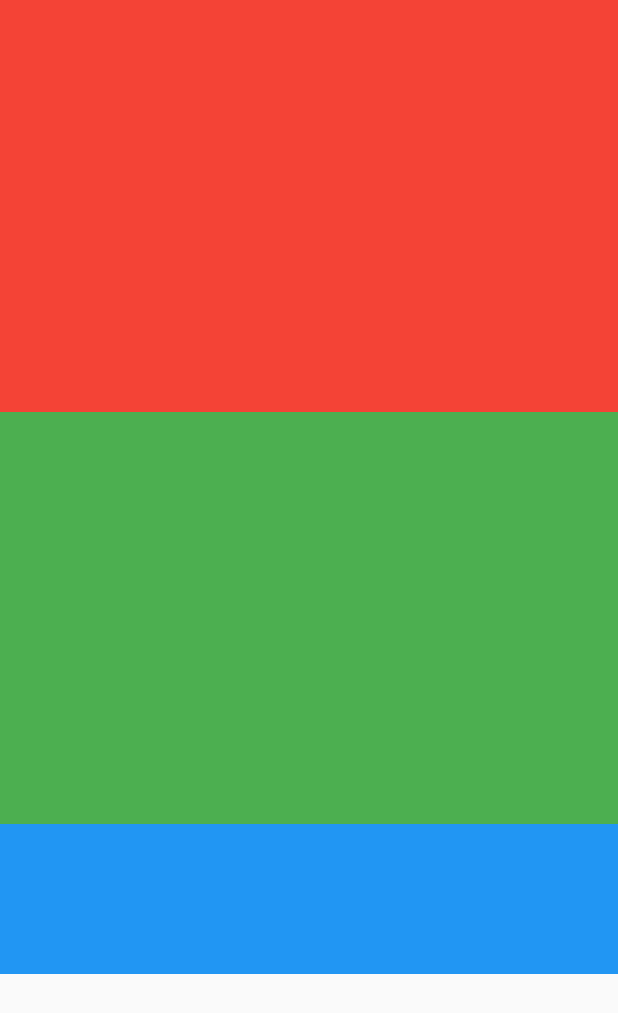
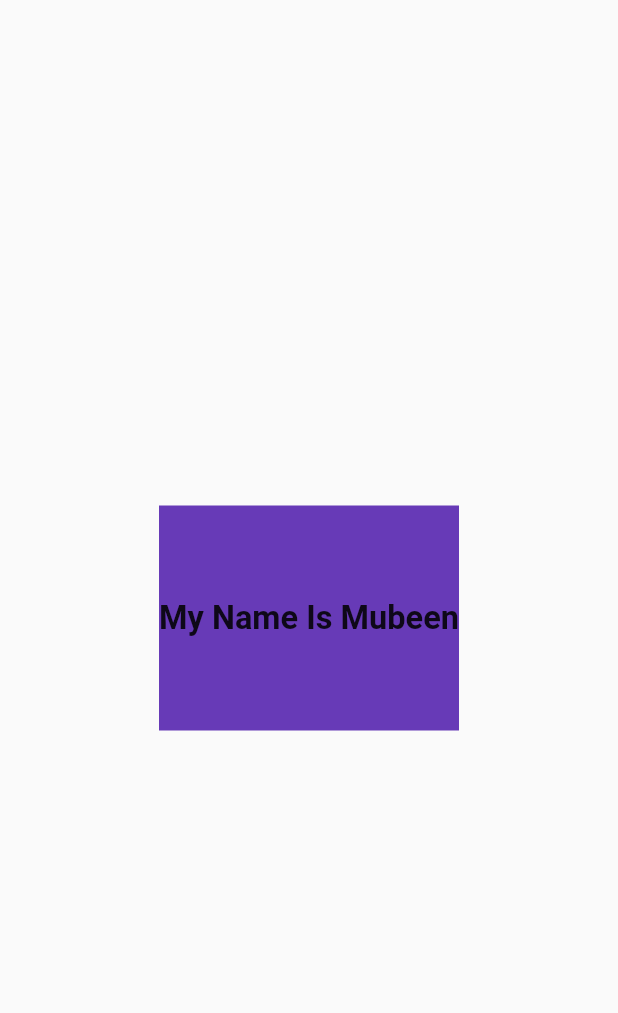
Before and after one commit to mubeendev3/flutter_widget_examples, a Flutter app: the screen it shows after launch, on a phone screen of 412 x 824 dp. Shown: the top 1013 px of the screen. Run offline on Flutter 3.47's test engine with Material 2 defaults, Android fonts, the phone set to English and light mode, and no system bars.

Commit message:
How FittedBox works?

```diff
--- a/lib/app.dart
+++ b/lib/app.dart
@@ -1,6 +1,5 @@
 import 'package:flutter/material.dart';
-
-import 'expanded/expanded.dart';
+import 'fitted_box/fitted_box.dart';
 import 'flexible/flexible.dart';
 
 class MyApp extends StatelessWidget {
@@ -9,7 +8,7 @@ class MyApp extends StatelessWidget {
   @override
   Widget build(BuildContext context) {
     return const MaterialApp(
-      home: CustomFlexible(),
+      home: CustomFittedBox(),
     );
   }
 }
--- /dev/null
+++ b/lib/fitted_box/fitted_box.dart
@@ -0,0 +1,44 @@
+import 'package:flutter/material.dart';
+
+class CustomFittedBox extends StatelessWidget {
+  const CustomFittedBox({Key? key}) : super(key: key);
+
+  @override
+  Widget build(BuildContext context) {
+    return Scaffold(
+      // Here you can see without FittedBox we are getting error of pixel overflowed
+      // body: Center(
+      //   child: Container(
+      //     color: Colors.deepPurple,
+      //     width: 200,
+      //     height: 150,
+      //     child: const Text(
+      //       "My Name Is Mubeen",
+      //       style: TextStyle(
+      //         fontSize: 50,
+      //         fontWeight: FontWeight.bold,
+      //       ),
+      //     ),
+      //   ),
+      // ),
+      //Now lets try by using FittedBox widget
+      body: Center(
+        child: Container(
+          color: Colors.deepPurple,
+          width: 200,
+          height: 150,
+          child: const FittedBox(
+            fit: BoxFit.contain,
+            child: Text(
+              "My Name Is Mubeen",
+              style: TextStyle(
+                fontSize: 50,
+                fontWeight: FontWeight.bold,
+              ),
+            ),
+          ),
+        ),
+      ),
+    );
+  }
+}
```
